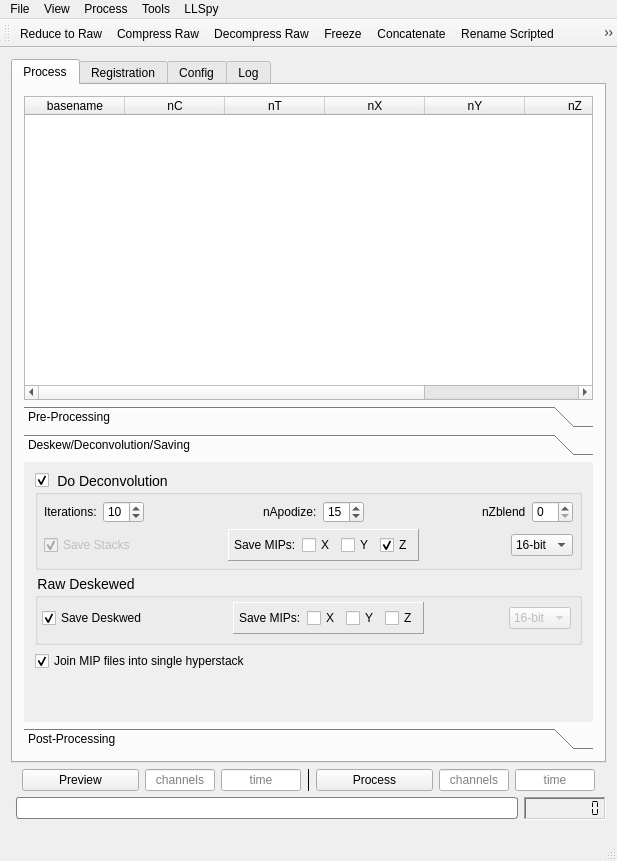
Before: the Qt Designer form llspy/gui/main_gui.ui in tlambert03/LLSpy, drawn with Qt 5.
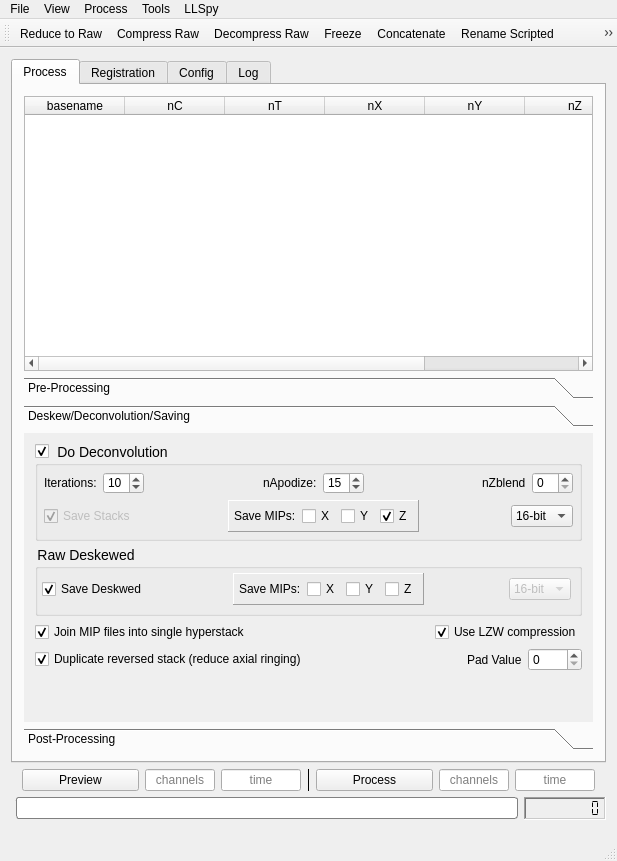
After: the same form once the commit is applied. The open tabs and pages were chosen to show the change.

Commit message: add new decon options to gui

What changed in the file:
```diff
--- a/llspy/gui/main_gui.ui
+++ b/llspy/gui/main_gui.ui
@@ -627,9 +627,9 @@
            <property name="geometry">
             <rect>
              <x>0</x>
-             <y>0</y>
-             <width>467</width>
-             <height>227</height>
+             <y>-36</y>
+             <width>532</width>
+             <height>312</height>
             </rect>
            </property>
            <attribute name="label">
@@ -1107,25 +1107,138 @@
              </widget>
             </item>
             <item>
-             <widget class="QCheckBox" name="deconJoinMIPCheckBox">
-              <property name="enabled">
-               <bool>true</bool>
+             <layout class="QHBoxLayout" name="horizontalLayout_2">
+              <property name="topMargin">
+               <number>0</number>
               </property>
-              <property name="toolTip">
-               <string>Join maximum intensity projection images
+              <item>
+               <widget class="QCheckBox" name="deconJoinMIPCheckBox">
+                <property name="enabled">
+                 <bool>true</bool>
+                </property>
+                <property name="toolTip">
+                 <string>Join maximum intensity projection images
 into a single multi-dimensional (XYZCT)
 file that can be viewed easily in Fiji/ImageJ</string>
+                </property>
+                <property name="layoutDirection">
+                 <enum>Qt::LeftToRight</enum>
+                </property>
+                <property name="text">
+                 <string>Join MIP files into single hyperstack</string>
+                </property>
+                <property name="checked">
+                 <bool>true</bool>
+                </property>
+               </widget>
+              </item>
+              <item>
+               <spacer name="horizontalSpacer_4">
+                <property name="orientation">
+                 <enum>Qt::Horizontal</enum>
+                </property>
+                <property name="sizeHint" stdset="0">
+                 <size>
+                  <width>40</width>
+                  <height>20</height>
+                 </size>
+                </property>
+               </spacer>
+              </item>
+              <item>
+               <widget class="QCheckBox" name="useLZWCheckBox">
+                <property name="enabled">
+                 <bool>true</bool>
+                </property>
+                <property name="toolTip">
+                 <string>Enabling this will reduce file sizes, but increase the time it takes to open images</string>
+                </property>
+                <property name="layoutDirection">
+                 <enum>Qt::LeftToRight</enum>
+                </property>
+                <property name="text">
+                 <string>Use LZW compression</string>
+                </property>
+                <property name="checked">
+                 <bool>true</bool>
+                </property>
+               </widget>
+              </item>
+             </layout>
+            </item>
+            <item>
+             <layout class="QHBoxLayout" name="horizontalLayout_3">
+              <property name="topMargin">
+               <number>0</number>
               </property>
-              <property name="layoutDirection">
-               <enum>Qt::LeftToRight</enum>
-              </property>
-              <property name="text">
-               <string>Join MIP files into single hyperstack</string>
-              </property>
-              <property name="checked">
-               <bool>true</bool>
-              </property>
-             </widget>
+              <item>
+               <widget class="QCheckBox" name="dupRevStackCheckBox">
+                <property name="enabled">
+                 <bool>true</bool>
+                </property>
+                <property name="toolTip">
+                 <string>Duplicate reversed stack prior to decon to reduce Z ringing</string>
+                </property>
+                <property name="layoutDirection">
+                 <enum>Qt::LeftToRight</enum>
+                </property>
+                <property name="text">
+                 <string>Duplicate reversed stack (reduce axial ringing)</string>
+                </property>
+                <property name="checked">
+                 <bool>true</bool>
+                </property>
+               </widget>
+              </item>
+              <item>
+               <spacer name="savingspacer1_6">
+                <property name="enabled">
+                 <bool>false</bool>
+                </property>
+                <property name="orientation">
+                 <enum>Qt::Horizontal</enum>
+                </property>
+                <property name="sizeHint" stdset="0">
+                 <size>
+                  <width>40</width>
+                  <height>20</height>
+                 </size>
+                </property>
+               </spacer>
+              </item>
+              <item>
+               <widget class="QLabel" name="padValLabel">
+                <property name="enabled">
+                 <bool>true</bool>
+                </property>
+                <property name="toolTip">
+                 <string>Value to pad image with when deskewing</string>
+                </property>
+                <property name="text">
+                 <string>Pad Value</string>
+                </property>
+               </widget>
+              </item>
+              <item>
+               <widget class="QSpinBox" name="padValSpinBox">
+                <property name="enabled">
+                 <bool>true</bool>
+                </property>
+                <property name="toolTip">
+                 <string>Value to pad image with when deskewing</string>
+                </property>
+                <property name="minimum">
+                 <number>0</number>
+                </property>
+                <property name="maximum">
+                 <number>9999</number>
+                </property>
+                <property name="value">
+                 <number>0</number>
+                </property>
+               </widget>
+              </item>
+             </layout>
             </item>
             <item>
              <spacer name="deconSpacer">
```
Left out of the diff: 34 changed lines with no effect on the pictures. The commit also changes 4 other files.
